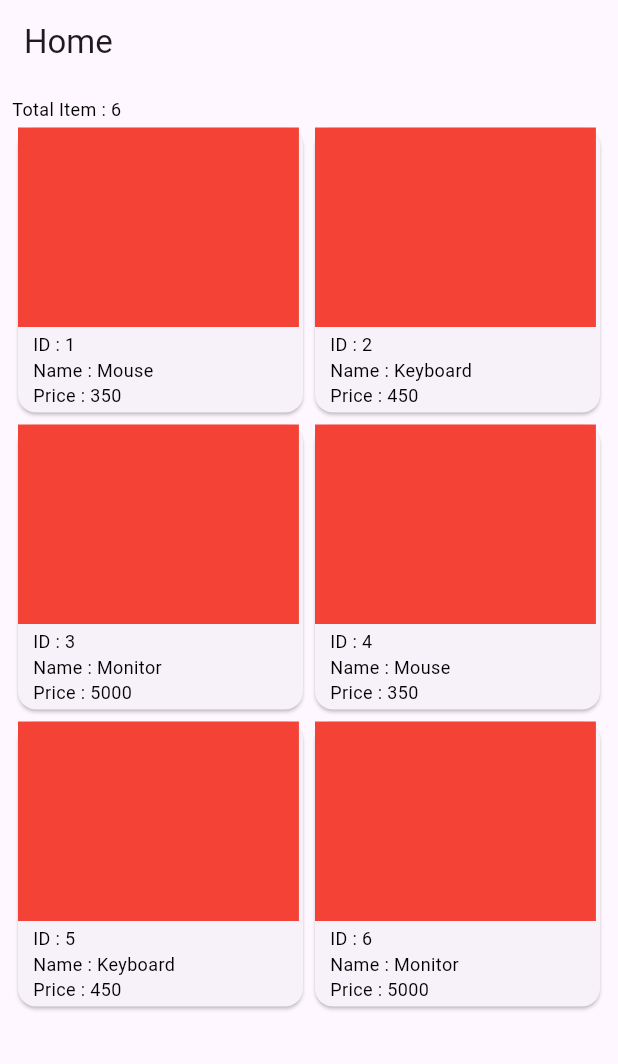
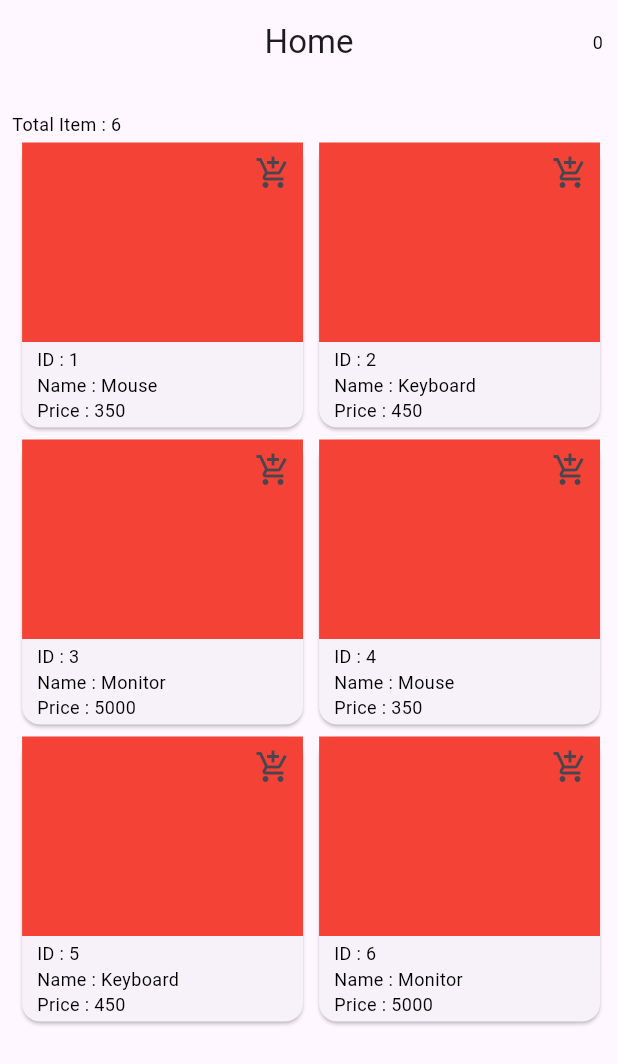
Before and after one commit to mamunislam531/Getx_State_management_classic_It_flutter_batch, a Flutter app: the screen it shows after launch, on a phone screen of 412 x 824 dp. Shown: the top 1064 px of the screen. Run offline on Flutter 3.47's test engine with Material 3 defaults, Android fonts, the phone set to English and light mode, and no system bars; our stand-ins replace get.

Commit message:
search add

```diff
--- a/lib/controller/getx_controller/home.dart
+++ b/lib/controller/getx_controller/home.dart
@@ -1,25 +1,43 @@
-
-
 import 'dart:developer';
 
+import 'package:flutter/cupertino.dart';
 import 'package:get/get.dart';
 import 'package:getx_state_management/controller/api_controller/product_list_service.dart';
 import 'package:getx_state_management/model/product_list_model.dart';
 
-class HomeController extends GetxController{
+class HomeController extends GetxController {
 
+  List<ProductListModel> finalProductList = [];
   List<ProductListModel> productList = [];
+  RxList<ProductListModel> cardProductList = <ProductListModel>[].obs;
   RxBool isLoading = false.obs;
 
-  getProductList()async{
+  getProductList() async {
     isLoading.value = true;
-    productList = await ProductListService.getData();
-
-    // log("=============data : ${data.length}");
-    log("=============productList : ${productList.length}");
+    finalProductList = await ProductListService.getData();
+    productList.addAll(finalProductList);
+    log("=============finalProductList 1: ${finalProductList.length}");
+    log("=============finalProductList 2: ${finalProductList.length}");
+    log("=============productList 1: ${productList.length}");
     isLoading.value = false;
   }
 
+  searchFunction({required String searchText}) async {
+    isLoading.value = true;
+    log("-------------- ${searchText}");
+    productList = finalProductList
+        .where((value) =>
+           value.name!.toLowerCase().contains(searchText.toLowerCase())  ||
+                value.price.toString().contains(searchText))
+        .toList();
+    log("=================Data : ${productList.length}");
+    isLoading.value = false;
+  }
+
+
+  addToCartFun({required ProductListModel data})async{
+    cardProductList.add(data);
+  }
 
   @override
   void onInit() {
@@ -27,7 +45,4 @@ class HomeController extends GetxController{
 
     super.onInit();
   }
-
-
-
 }
--- a/lib/main.dart
+++ b/lib/main.dart
@@ -2,7 +2,6 @@
 import 'package:flutter/material.dart';
 import 'package:get/get.dart';
 import 'package:getx_state_management/view/screen/home/home.dart';
-
 
 
 void main(){
--- a/lib/view/screen/auth/sign_in/sign_in.dart
+++ b/lib/view/screen/auth/sign_in/sign_in.dart
@@ -42,7 +42,6 @@ class SignIn extends StatelessWidget {
                         log("==========222222222222===============");
                         signInController.signInFun();
                       }) : const CommonLoadingButton()),
-
                   //
                 ],
               ),
--- a/lib/view/screen/home/home.dart
+++ b/lib/view/screen/home/home.dart
@@ -3,6 +3,7 @@ import 'dart:developer';
 import 'package:flutter/material.dart';
 import 'package:get/get.dart';
 import 'package:getx_state_management/controller/getx_controller/home.dart';
+import 'package:getx_state_management/model/product_list_model.dart';
 import 'package:getx_state_management/view/common_widgets/common_text.dart';
 
 class Home extends StatelessWidget {
@@ -14,17 +15,43 @@ class Home extends StatelessWidget {
     return Scaffold(
       appBar: AppBar(
         title: const Text("Home"),
+        centerTitle: true,
+        actions: [
+          Obx(()=> CommonText(title:controller.cardProductList.length.toString()),),
+          SizedBox(width: 10,)
+        ],
       ),
       body: Padding(
         padding: const EdgeInsets.all(8.0),
-        child: Obx(() => controller.isLoading.isTrue
-            ? const CircularProgressIndicator()
-            : Column(
+        child: Column(
+          children: [
+            // SearchField(
+            //   // searchController: controller.searchController,
+            //   // onTap: () {
+            //   //   log("===== onTap ==================");
+            //   //   controller.searchFunction(searchText: controller.searchController.text);
+            //   // },
+            //   onChanged: (String text ) {
+            //     log("===== onChanged : $text ==================");
+            //     controller.searchFunction(searchText: text);
+            //   },
+            // ),
+            const SizedBox(height: 10),
+            Obx(() => controller.isLoading.isTrue
+                ? const Center(child: CircularProgressIndicator())
+                : controller.productList.isEmpty
+                    ? const Center(
+                        child: CommonText(title: "Empty Product List"))
+                    : Expanded(
+                        child: SingleChildScrollView(
+                          child: Column(
                             crossAxisAlignment: CrossAxisAlignment.start,
                             children: [
                               CommonText(
-                      title: "Total Item : ${controller.productList.length}"),
+                                  title:
+                                      "Total Item : ${controller.productList.length}"),
                               GridView.builder(
+                                physics: const NeverScrollableScrollPhysics(),
                                 shrinkWrap: true,
                                 itemCount: controller.productList.length,
                                 gridDelegate:
@@ -33,40 +60,67 @@ class Home extends StatelessWidget {
                                 ),
                                 itemBuilder: (context, index) {
                                   var data = controller.productList[index];
-                      return Card(
+                                  return Stack(
+                                    clipBehavior: Clip.none,
+                                    alignment: Alignment.topRight,
+                                    children: [
+                                      Card(
                                         child: SizedBox(
                                           height: 200,
-                          width: MediaQuery.sizeOf(context).width / 2.2,
+                                          width:
+                                              MediaQuery.sizeOf(context).width /
+                                                  2.2,
                                           child: Column(
-                            crossAxisAlignment: CrossAxisAlignment.start,
+                                            crossAxisAlignment:
+                                                CrossAxisAlignment.start,
                                             children: [
                                               Expanded(
                                                 child: Container(
                                                   height: 150,
-                                  width: MediaQuery.sizeOf(context).width / 2.2,
+                                                  width:
+                                                      MediaQuery.sizeOf(context)
+                                                              .width /
+                                                          2.2,
                                                   color: Colors.red,
                                                 ),
                                               ),
                                               Padding(
-                                padding: const EdgeInsets.symmetric(
-                                    horizontal: 10, vertical: 3),
+                                                padding:
+                                                    const EdgeInsets.symmetric(
+                                                        horizontal: 10,
+                                                        vertical: 3),
                                                 child: Column(
-                                  crossAxisAlignment: CrossAxisAlignment.start,
+                                                  crossAxisAlignment:
+                                                      CrossAxisAlignment.start,
                                                   children: [
-                                    CommonText(title: "ID : ${data.id}"),
-                                    CommonText(title: "Name : ${data.name}"),
-                                    CommonText(title: "Price : ${data.price}"),
+                                                    CommonText(
+                                                        title: "ID : ${data.id}"),
+                                                    CommonText(
+                                                        title:
+                                                            "Name : ${data.name}"),
+                                                    CommonText(
+                                                        title:
+                                                            "Price : ${data.price}"),
                                                   ],
                                                 ),
                                               ),
                                             ],
                                           ),
                                         ),
+                                      ),
+                                      IconButton(onPressed: (){
+                                        controller.addToCartFun(data: data);
+                                      }, icon: Icon(Icons.add_shopping_cart_outlined))
+                                    ],
                                   );
                                 },
                               ),
                             ],
+                          ),
+                        ),
                       )),
+          ],
+        ),
       ),
     );
   }
```
Lines whose indentation alone changed are shown as unchanged.
